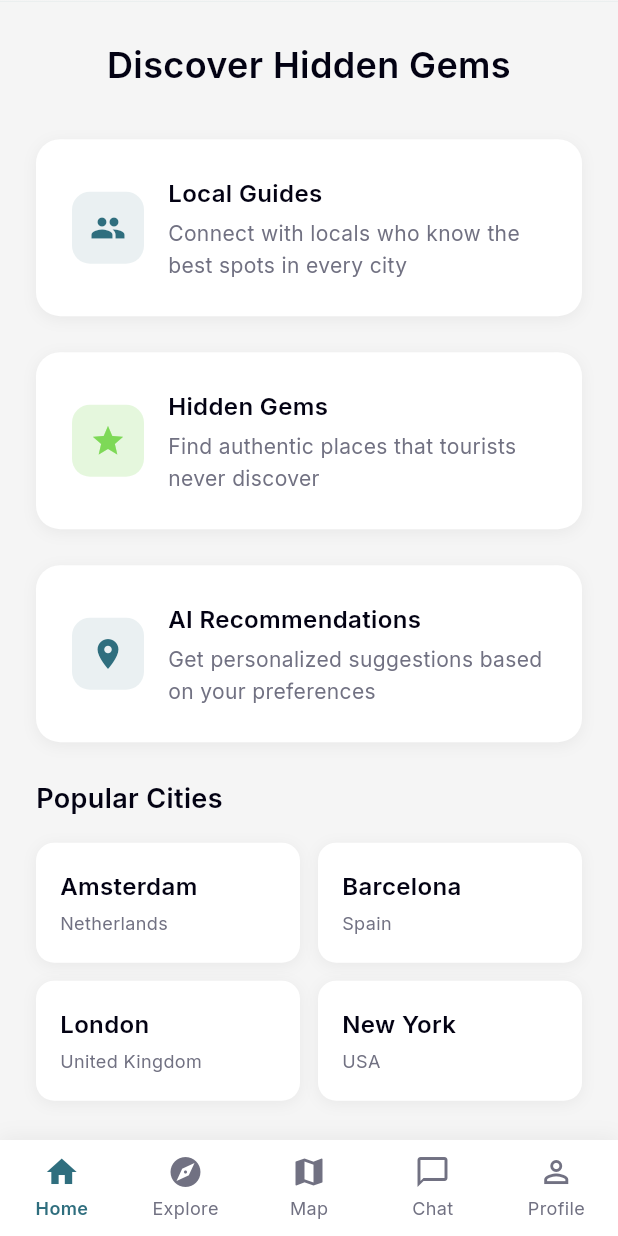
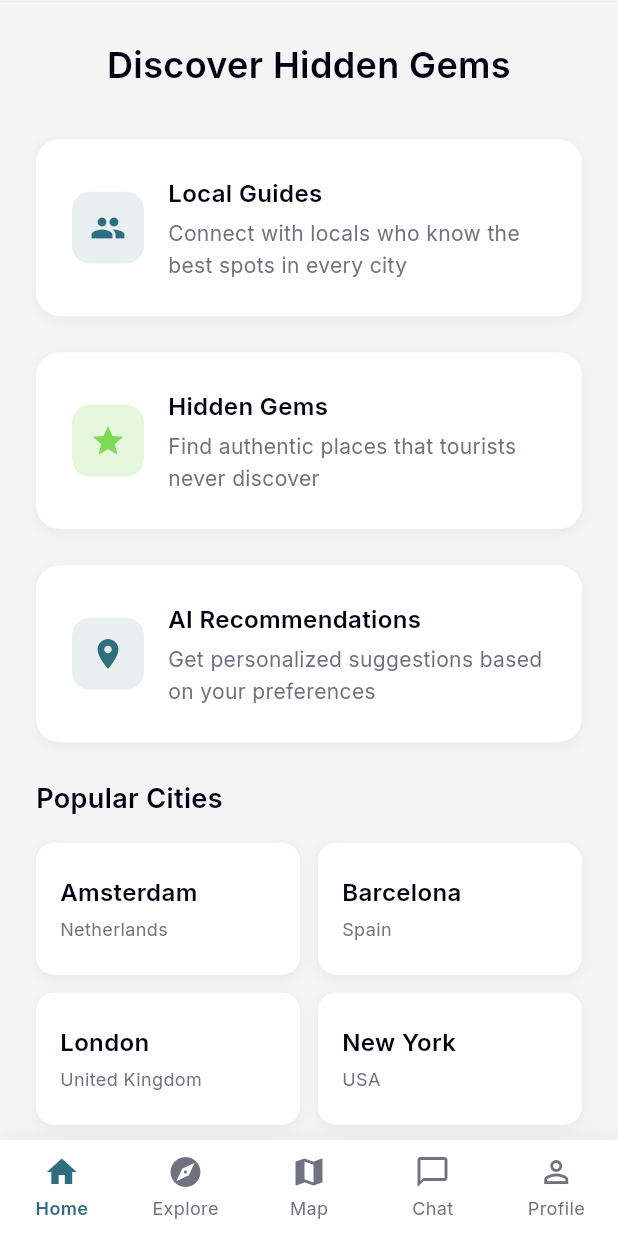
Before and after one commit to ibrahimmahdy684/LikeALocal-flutter-app, a Flutter app: the screen it shows after launch, scrolled down 576 dp, on a phone screen of 412 x 824 dp. Run offline on Flutter 3.47's test engine with Material 3 defaults, Android fonts, the phone set to English and light mode, and no system bars; drawn by our look-alikes of cached_network_image; our stand-ins replace cloud_firestore, firebase_auth, firebase_core, flutter_map, geolocator, google_fonts and 4 more; accounts and stored records are empty; network calls fail.

Commit message:
Fix home page city card overflow

```diff
--- a/lib/screens/landing_screen.dart
+++ b/lib/screens/landing_screen.dart
@@ -265,7 +265,7 @@ class LandingScreen extends StatelessWidget {
             physics: NeverScrollableScrollPhysics(),
             crossAxisSpacing: 12,
             mainAxisSpacing: 12,
-            childAspectRatio: 2.2,
+            childAspectRatio: 2.0,
             children: cities.map((city) {
               return GestureDetector(
                 onTap: () {
@@ -278,7 +278,7 @@ class LandingScreen extends StatelessWidget {
                   );
                 },
                 child: Container(
-                  padding: EdgeInsets.all(16),
+                  padding: EdgeInsets.symmetric(horizontal: 16, vertical: 12),
                   decoration: BoxDecoration(
                     color: AppColors.surface,
                     borderRadius: BorderRadius.circular(12),
```
